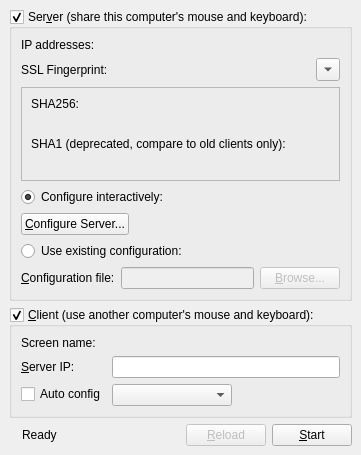
First picture: the form in src/gui/src/MainWindowBase.ui, repository input-leap/input-leap, before the edit.
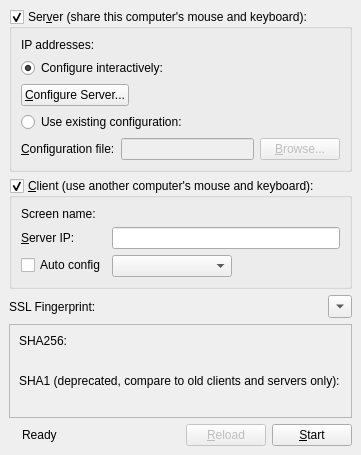
Second picture: the form after the edit. Icons and pictures are not drawn.

Commit message:
gui: Move SSL fingerprint labels out of server frame
SSL fingerprints will be used to auth both server and client.

The edit to the form file:
```diff
--- a/src/gui/src/MainWindowBase.ui
+++ b/src/gui/src/MainWindowBase.ui
@@ -55,107 +55,6 @@
          </item>
         </layout>
        </item>
-       <item>
-        <layout class="QHBoxLayout" name="horizontalLayout_3">
-         <item>
-          <widget class="QLabel" name="m_pLabelFingerprint">
-           <property name="sizePolicy">
-            <sizepolicy hsizetype="Maximum" vsizetype="Preferred">
-             <horstretch>0</horstretch>
-             <verstretch>0</verstretch>
-            </sizepolicy>
-           </property>
-           <property name="text">
-            <string>SSL Fingerprint:</string>
-           </property>
-          </widget>
-         </item>
-         <item>
-          <widget class="QLabel" name="m_pLabelLocalFingerprint">
-           <property name="text">
-            <string/>
-           </property>
-           <property name="textFormat">
-            <enum>Qt::PlainText</enum>
-           </property>
-          </widget>
-         </item>
-         <item>
-          <widget class="QToolButton" name="toolbutton_show_fingerprint">
-           <property name="text">
-            <string>...</string>
-           </property>
-           <property name="arrowType">
-            <enum>Qt::DownArrow</enum>
-           </property>
-          </widget>
-         </item>
-        </layout>
-       </item>
-       <item>
-        <widget class="QFrame" name="frame_fingerprint_details">
-         <property name="frameShape">
-          <enum>QFrame::StyledPanel</enum>
-         </property>
-         <property name="frameShadow">
-          <enum>QFrame::Raised</enum>
-         </property>
-         <layout class="QGridLayout" name="gridLayout">
-          <property name="sizeConstraint">
-           <enum>QLayout::SetMinimumSize</enum>
-          </property>
-          <item row="1" column="1">
-           <widget class="QLabel" name="label_sha256_randomart">
-            <property name="font">
-             <font>
-              <family>Courier</family>
-             </font>
-            </property>
-            <property name="text">
-             <string/>
-            </property>
-            <property name="textInteractionFlags">
-             <set>Qt::LinksAccessibleByMouse|Qt::TextSelectableByMouse</set>
-            </property>
-           </widget>
-          </item>
-          <item row="2" column="0" colspan="2">
-           <widget class="QLabel" name="label_sha1">
-            <property name="text">
-             <string>SHA1 (deprecated, compare to old clients only):</string>
-            </property>
-           </widget>
-          </item>
-          <item row="3" column="0" colspan="2">
-           <widget class="QLabel" name="label_sha1_fingerprint_full">
-            <property name="text">
-             <string/>
-            </property>
-            <property name="textInteractionFlags">
-             <set>Qt::LinksAccessibleByMouse|Qt::TextSelectableByMouse</set>
-            </property>
-           </widget>
-          </item>
-          <item row="0" column="0" colspan="2">
-           <widget class="QLabel" name="label_sha256">
-            <property name="text">
-             <string>SHA256:</string>
-            </property>
-           </widget>
-          </item>
-          <item row="1" column="0">
-           <widget class="QLabel" name="label_sha256_fingerprint_full">
-            <property name="text">
-             <string/>
-            </property>
-            <property name="textInteractionFlags">
-             <set>Qt::LinksAccessibleByMouse|Qt::TextSelectableByMouse</set>
-            </property>
-           </widget>
-          </item>
-         </layout>
-        </widget>
-       </item>
        <item>
         <widget class="QRadioButton" name="m_pRadioInternalConfig">
          <property name="text">
@@ -305,6 +204,107 @@
       </layout>
      </widget>
     </item>
+    <item>
+     <layout class="QHBoxLayout" name="horizontalLayout_3">
+      <item>
+       <widget class="QLabel" name="m_pLabelFingerprint">
+        <property name="sizePolicy">
+         <sizepolicy hsizetype="Maximum" vsizetype="Preferred">
+          <horstretch>0</horstretch>
+          <verstretch>0</verstretch>
+         </sizepolicy>
+        </property>
+        <property name="text">
+         <string>SSL Fingerprint:</string>
+        </property>
+       </widget>
+      </item>
+      <item>
+       <widget class="QLabel" name="m_pLabelLocalFingerprint">
+        <property name="text">
+         <string/>
+        </property>
+        <property name="textFormat">
+         <enum>Qt::PlainText</enum>
+        </property>
+       </widget>
+      </item>
+      <item>
+       <widget class="QToolButton" name="toolbutton_show_fingerprint">
+        <property name="text">
+         <string>...</string>
+        </property>
+        <property name="arrowType">
+         <enum>Qt::DownArrow</enum>
+        </property>
+       </widget>
+      </item>
+     </layout>
+    </item>
+    <item>
+     <widget class="QFrame" name="frame_fingerprint_details">
+      <property name="frameShape">
+       <enum>QFrame::StyledPanel</enum>
+      </property>
+      <property name="frameShadow">
+       <enum>QFrame::Raised</enum>
+      </property>
+      <layout class="QGridLayout" name="gridLayout">
+       <property name="sizeConstraint">
+        <enum>QLayout::SetMinimumSize</enum>
+       </property>
+       <item row="1" column="1">
+        <widget class="QLabel" name="label_sha256_randomart">
+         <property name="font">
+          <font>
+           <family>Courier</family>
+          </font>
+         </property>
+         <property name="text">
+          <string/>
+         </property>
+         <property name="textInteractionFlags">
+          <set>Qt::LinksAccessibleByMouse|Qt::TextSelectableByMouse</set>
+         </property>
+        </widget>
+       </item>
+       <item row="2" column="0" colspan="2">
+        <widget class="QLabel" name="label_sha1">
+         <property name="text">
+          <string>SHA1 (deprecated, compare to old clients and servers only):</string>
+         </property>
+        </widget>
+       </item>
+       <item row="3" column="0" colspan="2">
+        <widget class="QLabel" name="label_sha1_fingerprint_full">
+         <property name="text">
+          <string/>
+         </property>
+         <property name="textInteractionFlags">
+          <set>Qt::LinksAccessibleByMouse|Qt::TextSelectableByMouse</set>
+         </property>
+        </widget>
+       </item>
+       <item row="0" column="0" colspan="2">
+        <widget class="QLabel" name="label_sha256">
+         <property name="text">
+          <string>SHA256:</string>
+         </property>
+        </widget>
+       </item>
+       <item row="1" column="0">
+        <widget class="QLabel" name="label_sha256_fingerprint_full">
+         <property name="text">
+          <string/>
+         </property>
+         <property name="textInteractionFlags">
+          <set>Qt::LinksAccessibleByMouse|Qt::TextSelectableByMouse</set>
+         </property>
+        </widget>
+       </item>
+      </layout>
+     </widget>
+    </item>
     <item>
      <layout class="QHBoxLayout" name="horizontalLayout">
       <property name="sizeConstraint">
```
